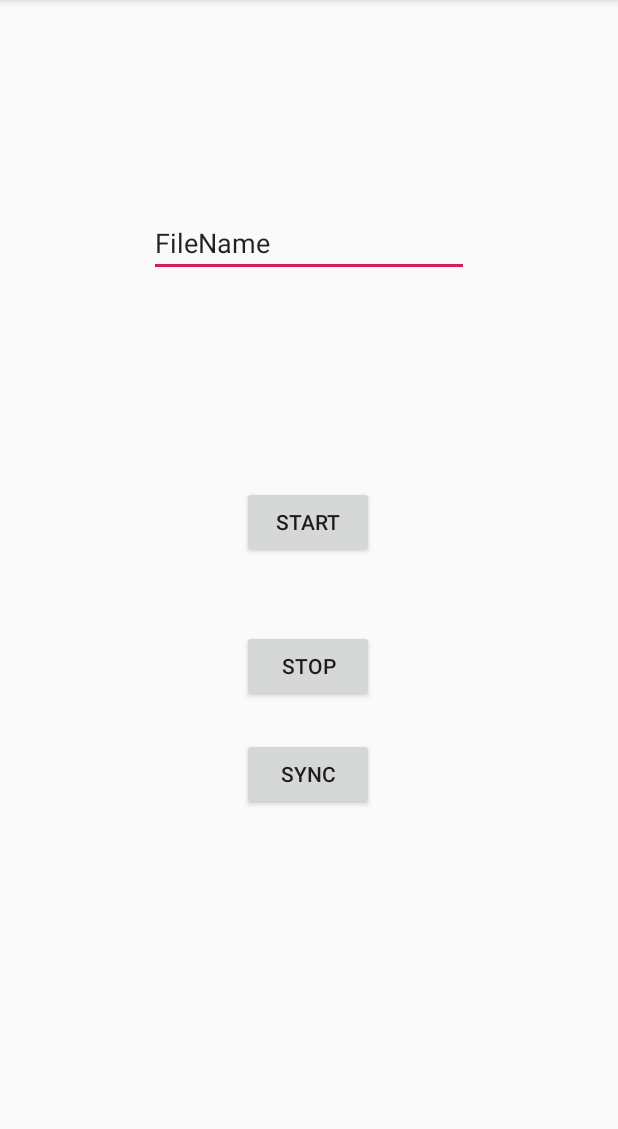
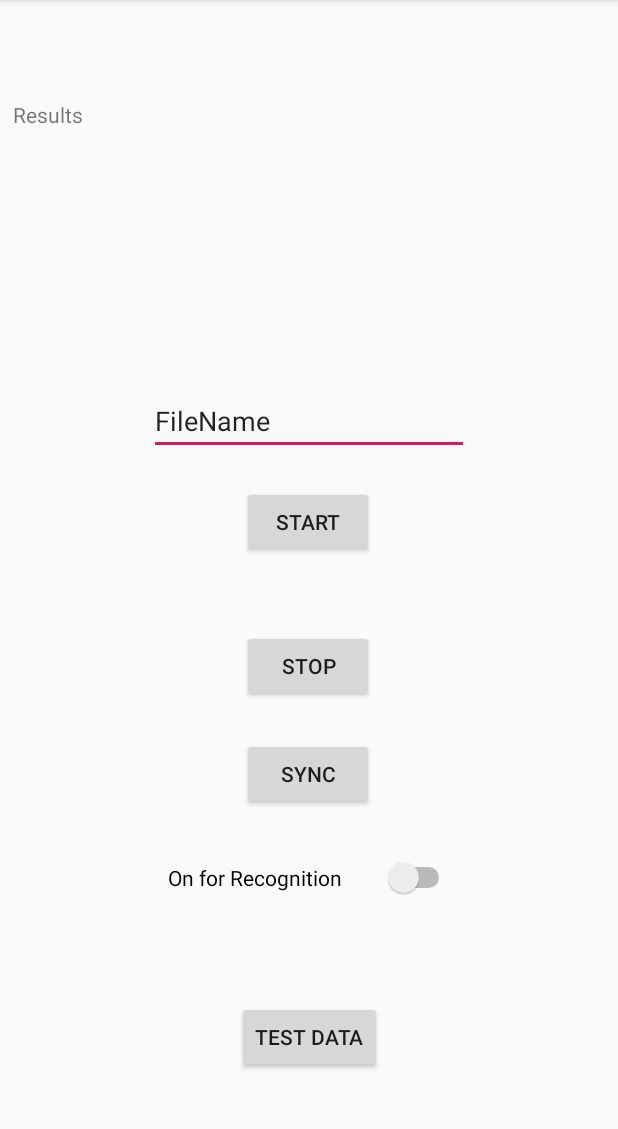
Before and after one commit to gauravarya18/Autism-Gesture, an Android app: the screen it shows after launch (MainActivity), on a phone screen of 412 x 824 dp, the part 84-1213 px from its top. Run offline under Robolectric (Android 15) with nearby library versions, the phone set to English and light mode, and no system bars; libraries missing offline, so code that uses them is left out: com.opencsv.

Commit message:
Dynamic Time Wrapping Implemented

```diff
--- a/app/src/main/java/com/example/gesturerecognition/MainActivity.java
+++ b/app/src/main/java/com/example/gesturerecognition/MainActivity.java
@@ -16,6 +16,8 @@ import android.os.Bundle;
 import android.util.Log;
 import android.view.View;
 import android.widget.EditText;
+import android.widget.Switch;
+import android.widget.TextView;
 import android.widget.Toast;
 
 import com.opencsv.CSVWriter;
@@ -35,14 +37,21 @@ public class MainActivity extends AppCompatActivity  implements SensorEventListe
     Sensor gyroscope;
     CacheManager cacheManager;
     EditText et;
+    Switch st;
+    TextView tv;
 
+    float[][] Training_Gyro = new float[3][];
+    float[][] Recognition_Gyro = new float[3][];
+    float[][] Training_Acc = new float[3][];
+    float[][] Recognition_Acc = new float[3][];
     @Override
     protected void onCreate(Bundle savedInstanceState) {
         super.onCreate(savedInstanceState);
         setContentView(R.layout.activity_main);
         cacheManager = new CacheManager(getApplicationContext());
         et =  findViewById(R.id.filename);
-
+        st =  findViewById(R.id.switch1);
+        tv =  findViewById(R.id.results);
     }
 
 
@@ -56,6 +65,7 @@ public class MainActivity extends AppCompatActivity  implements SensorEventListe
             obj.setY(sensorEvent.values[1]);
             obj.setZ(sensorEvent.values[2]);
             cacheManager.addEntry(obj);
+
             Log.d("hey", " OnSensorChanged : Degree X " + sensorEvent.values[0] + " OnSensorChanged : Degree Y " + sensorEvent.values[1] + " OnSensorChanged : Degree Z " + sensorEvent.values[2]);
         }
         if (sensorEvent.sensor.getType() == Sensor.TYPE_ACCELEROMETER) {
@@ -161,4 +171,36 @@ public class MainActivity extends AppCompatActivity  implements SensorEventListe
             }
         }
     }
+
+    public void testing(View view) {
+
+        if(!st.isChecked())
+        {
+            Training_Gyro = cacheManager.getTestingData("1");
+            Training_Acc = cacheManager.getTestingData("2");
+            cacheManager.afterSync();
+            Toast.makeText(MainActivity.this,
+                    "Data Trained",
+                    Toast.LENGTH_SHORT)
+                    .show();
+        }
+        else
+        {
+            Recognition_Gyro = cacheManager.getTestingData("1");
+            Recognition_Acc = cacheManager.getTestingData("2");
+            cacheManager.afterSync();
+            final DTW xx= new DTW();
+            Double[] DTW_score_gyro = new Double[3];
+            Double[] DTW_score_acc = new Double[3];
+            for(int i=0;i<3;i++)
+            {
+
+                DTW_score_gyro[i]=xx.compute(Recognition_Gyro[i],Training_Gyro[i]).getDistance();
+                DTW_score_acc[i]=xx.compute(Recognition_Acc[i],Training_Acc[i]).getDistance();
+            }
+            String display = "DTW_Scores_Gyro :: " + String.format("%.4f ",DTW_score_gyro[0]) + String.format("%.4f ",DTW_score_gyro[1]) + String.format("%.4f ",DTW_score_gyro[2]) + "\n" + "DTW_Scores_Acc :: " + String.format("%.4f ",DTW_score_acc[0]) + String.format("%.4f ",DTW_score_acc[1]) + String.format("%.4f ",DTW_score_acc[2]);
+            tv.setText(display);
+        }
+
+    }
 }
--- a/app/src/main/res/layout/activity_main.xml
+++ b/app/src/main/res/layout/activity_main.xml
@@ -54,5 +54,40 @@
         app:layout_constraintBottom_toTopOf="@+id/startButton"
         app:layout_constraintEnd_toEndOf="parent"
         app:layout_constraintStart_toStartOf="parent"
+        app:layout_constraintTop_toTopOf="parent"
+        app:layout_constraintVertical_bias="0.927" />
+
+    <Switch
+        android:id="@+id/switch1"
+        android:layout_width="191dp"
+        android:layout_height="59dp"
+        android:text="On for Recognition"
+        app:layout_constraintBottom_toBottomOf="parent"
+        app:layout_constraintEnd_toEndOf="parent"
+        app:layout_constraintHorizontal_bias="0.507"
+        app:layout_constraintStart_toStartOf="parent"
+        app:layout_constraintTop_toBottomOf="@+id/button"
+        app:layout_constraintVertical_bias="0.089" />
+
+    <Button
+        android:id="@+id/test"
+        android:layout_width="wrap_content"
+        android:layout_height="wrap_content"
+        android:text="Test Data"
+        android:onClick="testing"
+        app:layout_constraintBottom_toBottomOf="parent"
+        app:layout_constraintEnd_toEndOf="parent"
+        app:layout_constraintStart_toStartOf="parent"
+        app:layout_constraintTop_toBottomOf="@+id/switch1" />
+
+    <TextView
+        android:id="@+id/results"
+        android:layout_width="395dp"
+        android:layout_height="125dp"
+        android:text="Results"
+        android:textSize="14sp"
+        app:layout_constraintBottom_toTopOf="@+id/filename"
+        app:layout_constraintEnd_toEndOf="parent"
+        app:layout_constraintStart_toStartOf="parent"
         app:layout_constraintTop_toTopOf="parent" />
 </androidx.constraintlayout.widget.ConstraintLayout>
```
Also changed, not shown: app/src/main/java/com/example/gesturerecognition/CacheManager.java (+23 -0 lines), app/src/main/java/com/example/gesturerecognition/DTW.java (added, +154 -0 lines).
